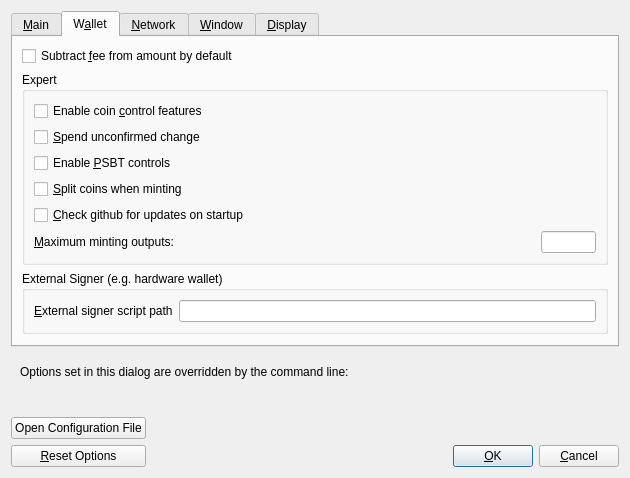
Above: src/qt/forms/optionsdialog.ui from equalishcoin/equalishcoind before the change. Below: the same form after it.
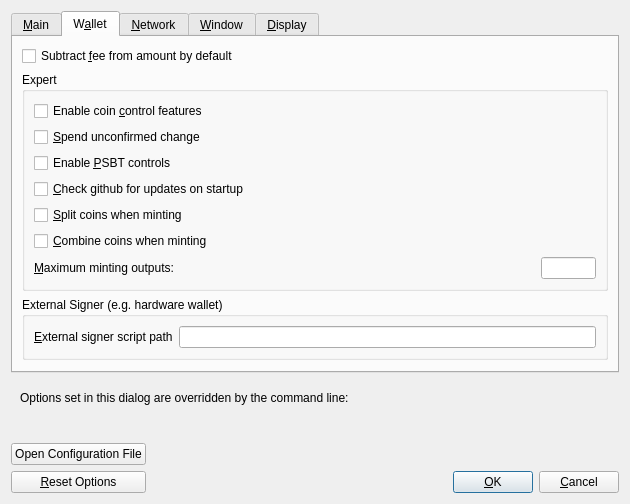
That is the form after the change. The open tabs and pages were chosen to show the change. Custom widgets are drawn as their Qt base class.

Commit message: allow configuration of coin combination during minting

The edit to the form file:
```diff
--- a/src/qt/forms/optionsdialog.ui
+++ b/src/qt/forms/optionsdialog.ui
@@ -212,16 +212,6 @@
             </property>
            </widget>
           </item>
-          <item>
-           <widget class="QCheckBox" name="splitCoins">
-            <property name="toolTip">
-             <string>Whether to split coins or not during minting.</string>
-            </property>
-            <property name="text">
-             <string>&amp;Split coins when minting</string>
-            </property>
-           </widget>
-          </item>
           <item>
            <widget class="QCheckBox" name="checkGithub">
             <property name="toolTip">
@@ -232,6 +222,26 @@
             </property>
            </widget>
           </item>
+          <item>
+           <widget class="QCheckBox" name="splitCoins">
+            <property name="toolTip">
+             <string>Whether to split coins or not during minting.</string>
+            </property>
+            <property name="text">
+             <string>&amp;Split coins when minting</string>
+            </property>
+           </widget>
+          </item>
+          <item>
+           <widget class="QCheckBox" name="combineCoins">
+            <property name="toolTip">
+             <string>Whether to combine coins or not during minting.</string>
+            </property>
+            <property name="text">
+             <string>&amp;Combine coins when minting</string>
+            </property>
+           </widget>
+          </item>
           <item>
            <layout class="QHBoxLayout" name="horizontalLayout_minting" stretch="0,0,0,0">
             <item>
```
The commit also changes 5 other files.
